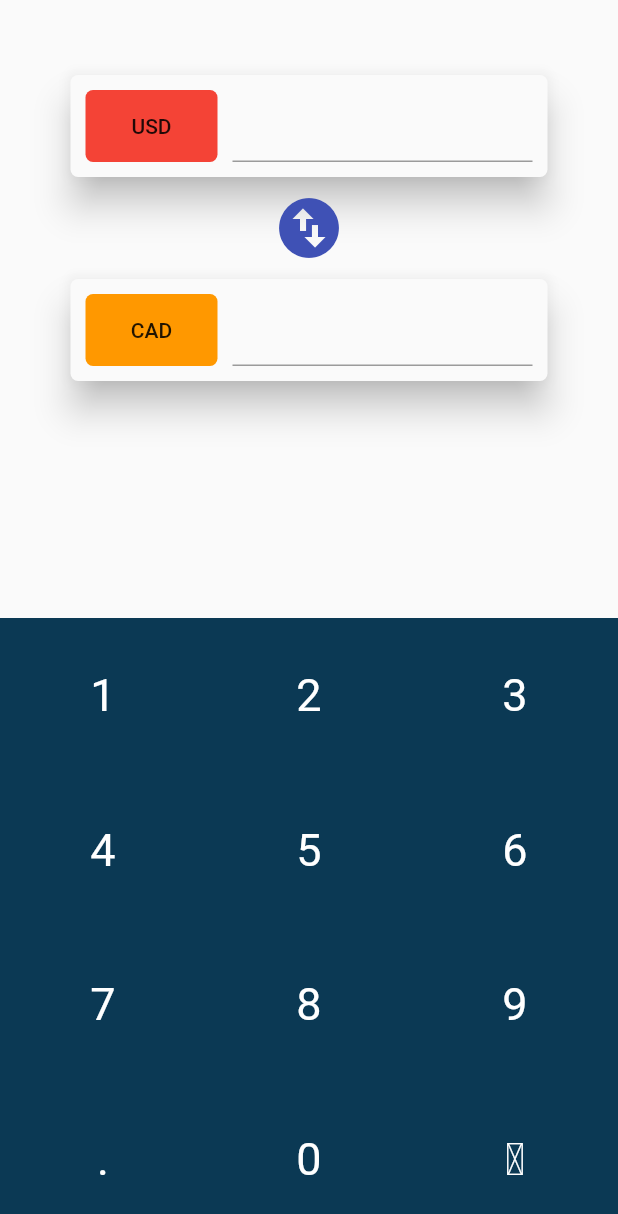
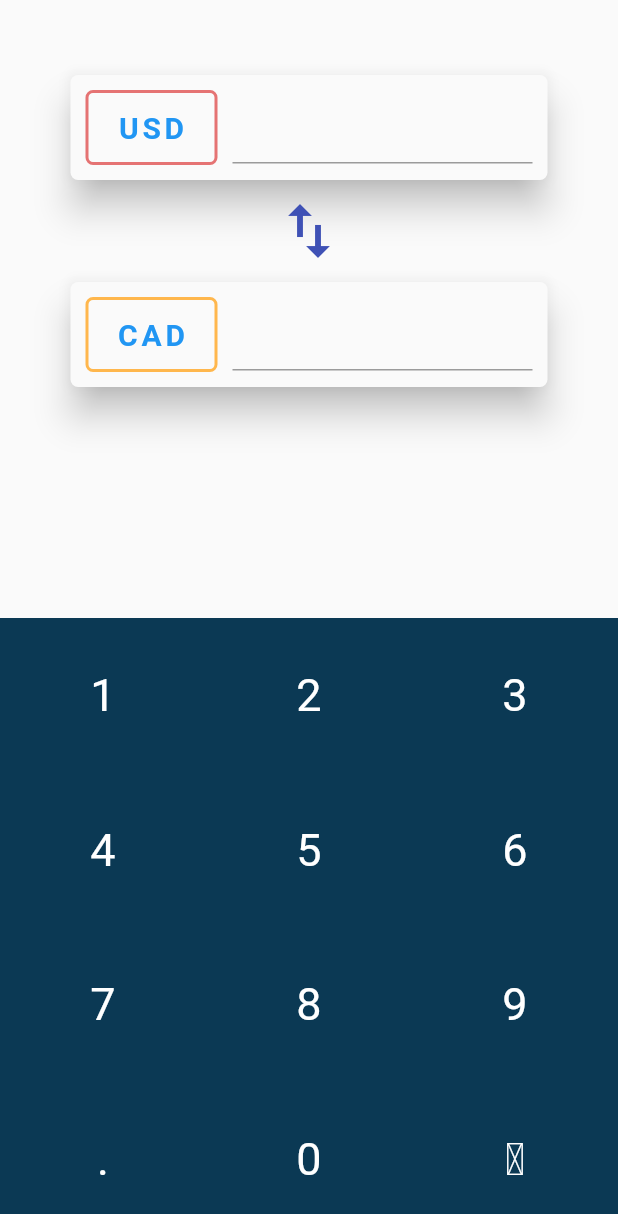
Before and after one commit to adso023/Currency-Exchange-App, a Flutter app: the screen it shows after launch, on a phone screen of 412 x 824 dp. Shown: the top 1214 px of the screen. Run offline on Flutter 3.47's test engine with Material 2 defaults, Android fonts, the phone set to English and light mode, and no system bars; our stand-ins replace flutter_svg; network calls fail; statements that could not run were skipped.

Commit message:
Added text listeners and changed the styling

```diff
--- a/lib/Views/ConverterView.dart
+++ b/lib/Views/ConverterView.dart
@@ -5,10 +5,11 @@ import 'package:currencyexchange_app/Views/CountryList.dart';
 
 class ConverterView extends StatefulWidget {
 
-  final TextEditingController controller;
+  final TextEditingController fromController;
+  final TextEditingController toController;
   final ExchangeApi exchangeApi;
 
-  ConverterView({this.controller}) : exchangeApi = ExchangeApi();
+  ConverterView({this.fromController, this.toController}) : exchangeApi = ExchangeApi();
 
   createState() => _ConverterViewState();
 }
@@ -27,6 +28,20 @@ class _ConverterViewState extends State<ConverterView> {
     _from = {"Code": "USD","Name": "United States Dollar","Country": "United States"};
     _to = {"Code": "CAD","Name": "Canadian Dollar","Country": "Canada"};
     widget.exchangeApi.fetchExchange(_from["Code"]).then((value) => _exchange = value);
+
+    widget.fromController.addListener(updateFromTo);
+    widget.toController.addListener(() { });
+  }
+
+  void updateFromTo() {
+    widget.fromController.selection = TextSelection.fromPosition(TextPosition(offset: widget.fromController.text.length));
+    if(widget.fromController.text.isNotEmpty) {
+      double rate = _exchange.getExchangeRate(_to["Code"]);
+      double convert = rate * (double.tryParse(widget.fromController.text) ?? 0);
+      widget.toController.text = convert.toString();
+    } else {
+      widget.toController.text = widget.fromController.text;
+    }
   }
 
   @override
@@ -48,10 +63,10 @@ class _ConverterViewState extends State<ConverterView> {
               child: Row(
                 mainAxisSize: MainAxisSize.min,
                 children: [
-                  Material(
-                    color: Colors.red,
-                    borderRadius: BorderRadius.all(Radius.circular(5.0)),
-                    child: FlatButton(
+                  MaterialButton(
+                    height: 50.0,
+                    shape: RoundedRectangleBorder(borderRadius: BorderRadius.all(Radius.circular(5.0)),side: BorderSide(color: Colors.red[300], width: 2.0, style: BorderStyle.solid)),
+                    textTheme: ButtonTextTheme.accent,
                     onPressed: () async {
                       await showModalBottomSheet(
                           context: context,
@@ -59,32 +74,31 @@ class _ConverterViewState extends State<ConverterView> {
                           builder: (context) => CountryListSheet(onCountrySelected: (country) async{
                             _from = country;
                             _exchange = await widget.exchangeApi.fetchExchange(_from["Code"]);
-                            print(_exchange);
+                            updateFromTo();
                           },)
                       );
 
                       setState(() {print(_from);});
                     },
-                      child: Text('${_from["Code"]}')
-                    ),
+                    child: Text('${_from["Code"]}', style: TextStyle(fontSize: 20.0, fontWeight: FontWeight.w600, letterSpacing: 2.5,),)
                   ),
                   Container(
                     margin: EdgeInsets.fromLTRB(10.0, 0.0, 0.0, 0.0),
                     child: SizedBox(
                       width: 200,
                       child: TextField(
-                        controller: widget.controller,
-                        showCursor: false,
+                        controller: widget.fromController,
+                        showCursor: true,
                         readOnly: true,
                         autofocus: false,
                         autocorrect: false,
-                        keyboardType: TextInputType.number,
                         decoration: InputDecoration(
-                          contentPadding: EdgeInsets.fromLTRB(5.0, 0.0, 0.0, 0.0)
+                          contentPadding: EdgeInsets.fromLTRB(5.0, 0.0, 0.0, 0.0),
                         ),
-                        onChanged: (value) {
-
-                        },
+                        style: TextStyle(
+                          fontSize: 20.0,
+                          fontWeight: FontWeight.w600,
+                        ),
                       ),
                     ),
                   ),
@@ -95,9 +109,17 @@ class _ConverterViewState extends State<ConverterView> {
           Container(
             margin: EdgeInsets.all(10.0),
             child: GestureDetector(
-              child: Icon(Icons.swap_vertical_circle, size: 48.0, color: Colors.indigo,),
-              onTap: (){
+              child: Icon(Icons.swap_vert, size: 48.0, color: Colors.indigo),
+              onTap: () async{
                 print('Hit the switcher button');
+                var tmp = _from;
+                _from = _to;
+                _to = tmp;
+                _exchange = await widget.exchangeApi.fetchExchange(_from["Code"]);
+
+                setState(() {
+                  updateFromTo();
+                });
               },
             )
           ),
@@ -109,39 +131,40 @@ class _ConverterViewState extends State<ConverterView> {
               child: Row(
                 mainAxisSize: MainAxisSize.min,
                 children: [
-                  Material(
-                    borderRadius: BorderRadius.all(Radius.circular(5.0)),
-                    color: Colors.orange,
-                    child: FlatButton(
+                  MaterialButton(
+                    height: 50.0,
+                    shape: RoundedRectangleBorder(borderRadius: BorderRadius.all(Radius.circular(5.0)),side: BorderSide(color: Colors.orange[300], width: 2.0, style: BorderStyle.solid)),
+                    textTheme: ButtonTextTheme.accent,
                     onPressed: () async{
                       await showModalBottomSheet(
                           context: context,
                           backgroundColor: Color(0xFF737373),
                           builder: (context) => CountryListSheet(onCountrySelected: (country) {
                             _to = country;
+                            updateFromTo();
                           },)
                       );
                       setState(() {print(_to);});
                     },
-                      child: Text('${_to["Code"]}')
-                    ),
+                    child: Text('${_to["Code"]}', style: TextStyle(fontSize: 20.0, fontWeight: FontWeight.w600, letterSpacing: 2.5),)
                   ),
                   Container(
                     margin: EdgeInsets.fromLTRB(10.0, 0.0, 0.0, 0.0),
                     child: SizedBox(
                       width: 200,
                       child: TextField(
+                        controller: widget.toController,
                         showCursor: false,
                         autofocus: false,
                         autocorrect: false,
                         readOnly: true,
-                        keyboardType: TextInputType.number,
                         decoration: InputDecoration(
                           contentPadding: EdgeInsets.fromLTRB(5.0, 0.0, 0.0, 0.0),
                         ),
-                        onChanged: (value) {
-
-                        },
+                        style: TextStyle(
+                          fontSize: 20.0,
+                          fontWeight: FontWeight.w600,
+                        ),
                       ),
                     ),
                   ),
@@ -154,70 +177,3 @@ class _ConverterViewState extends State<ConverterView> {
     );
   }
 }
-
-//Stack(
-//        alignment: Alignment.center,
-//        children: [
-//          Positioned(
-//            top: 10,
-//            child: Material(
-//              borderRadius: BorderRadius.all(Radius.circular(5.0)),
-//              elevation: 10.0,
-//              child: Padding(
-//                padding: EdgeInsets.all(10.0),
-//                child: Row(
-//                  mainAxisSize: MainAxisSize.min,
-//                  children: [
-//                    FlatButton(onPressed: (){}, child: Text('EUR')),
-//                    SizedBox(
-//                      width: 200,
-//                      child: TextField(
-//                        controller: _controller,
-//                        showCursor: false,
-//                        readOnly: true,
-//                        autofocus: false,
-//                        autocorrect: false,
-//                        keyboardType: TextInputType.number,
-//                      ),
-//                    ),
-//                  ],
-//                ),
-//              )
-//            )
-//          ),
-//          Positioned(
-//            top: (((MediaQuery.of(context).size.height / 2) - 30) / 2) / 2,
-//            left: (MediaQuery.of(context).size.width / 2) - 35,
-//            child: GestureDetector(
-//              child: Icon(Icons.swap_vertical_circle, size: 48.0, color: Colors.indigo,),
-//              onTap: (){},
-//            )
-//          ),
-//          Positioned(
-//            top: 150,
-//            child: Material(
-//              borderRadius: BorderRadius.all(Radius.circular(5.0)),
-//              elevation: 10.0,
-//              child: Padding(
-//                padding: EdgeInsets.all(10.0),
-//                child: Row(
-//                  mainAxisSize: MainAxisSize.min,
-//                  children: [
-//                    FlatButton(onPressed: (){}, child: Text('GBP')),
-//                    SizedBox(
-//                      width: 200,
-//                      child: TextField(
-//                        showCursor: false,
-//                        autofocus: false,
-//                        autocorrect: false,
-//                        readOnly: true,
-//                        keyboardType: TextInputType.number,
-//                      ),
-//                    ),
-//                  ],
-//                ),
-//              ),
-//            )
-//          )
-//        ],
-//      )
```
Lines whose indentation alone changed are shown as unchanged.
